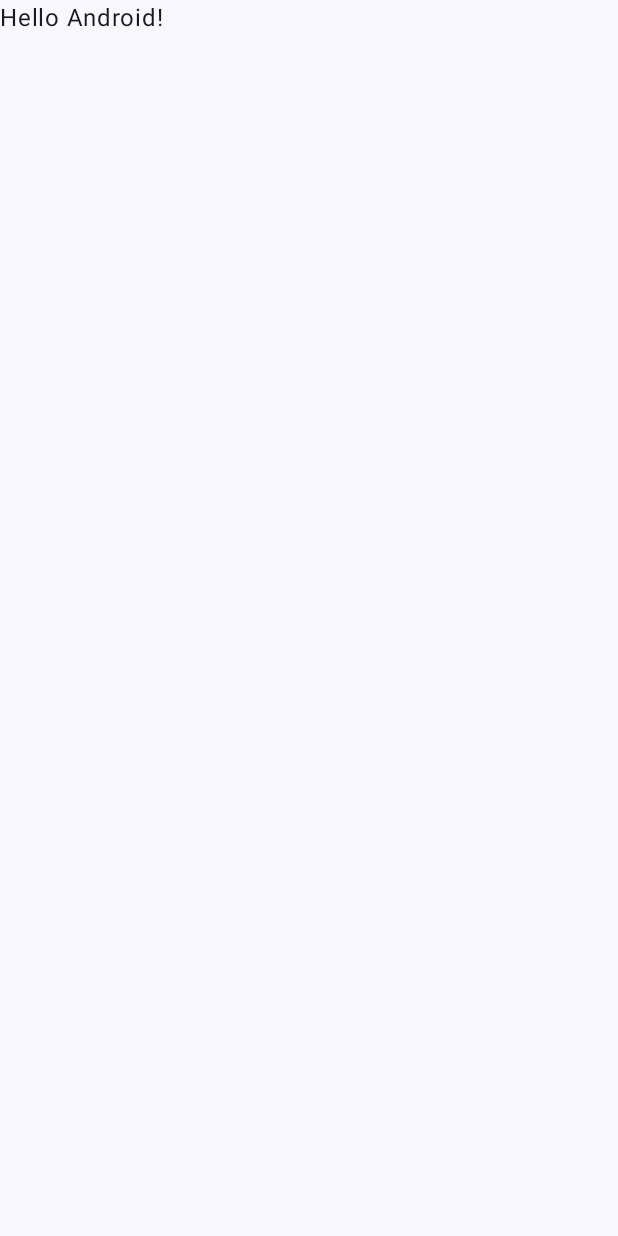
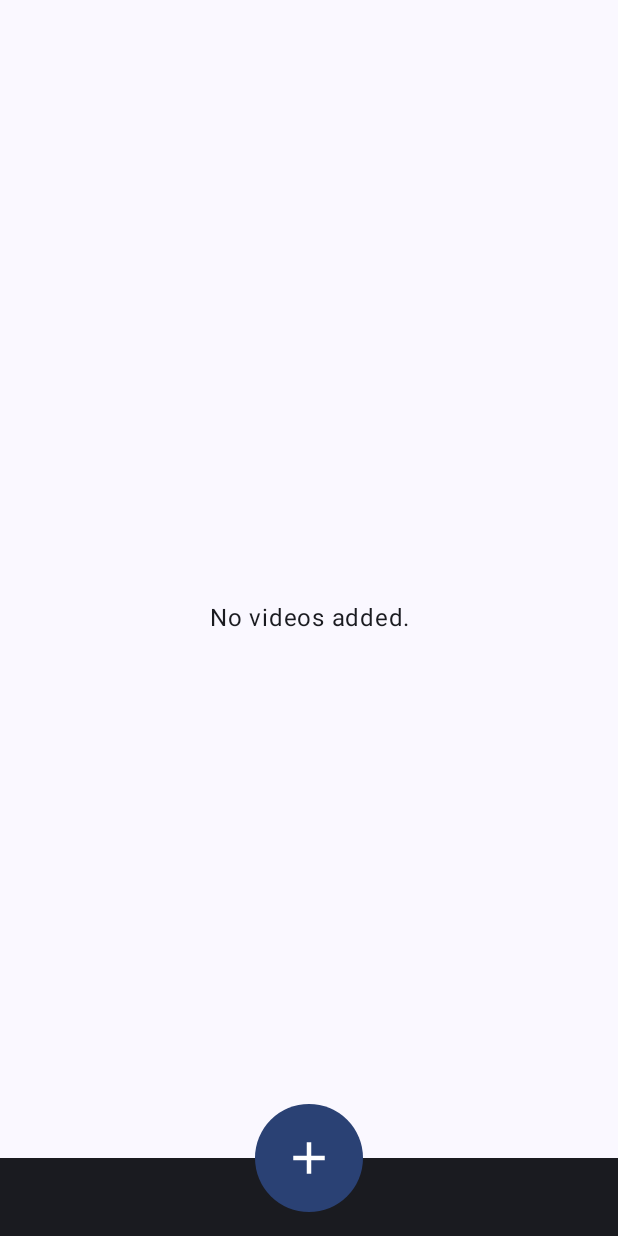
Before and after one commit to RolandMcDoland/VideoJournalApp, an Android app built with Jetpack Compose: the screen it shows after launch (MainActivity), on a phone screen of 412 x 824 dp. Before the commit the screen is almost empty. Run offline under Robolectric (Android 15) with nearby library versions, the phone set to English and light mode, and no system bars.

Commit message:
Feed screen UI

```diff
--- a/app/src/main/AndroidManifest.xml
+++ b/app/src/main/AndroidManifest.xml
@@ -2,7 +2,11 @@
 <manifest xmlns:android="http://schemas.android.com/apk/res/android"
     xmlns:tools="http://schemas.android.com/tools">
 
+    <uses-feature android:name="android.hardware.camera" android:required="true" />
+    <uses-permission android:name="android.permission.CAMERA" />
+
     <application
+        android:name=".VideoJournalApplication"
         android:allowBackup="true"
         android:dataExtractionRules="@xml/data_extraction_rules"
         android:fullBackupContent="@xml/backup_rules"
@@ -15,7 +19,6 @@
         <activity
             android:name=".MainActivity"
             android:exported="true"
-            android:label="@string/app_name"
             android:theme="@style/Theme.VideoJournalApp">
             <intent-filter>
                 <action android:name="android.intent.action.MAIN" />
--- a/app/src/main/java/com/rolandmcdoland/videojournalapp/MainActivity.kt
+++ b/app/src/main/java/com/rolandmcdoland/videojournalapp/MainActivity.kt
@@ -11,6 +11,7 @@ import androidx.compose.material3.Text
 import androidx.compose.runtime.Composable
 import androidx.compose.ui.Modifier
 import androidx.compose.ui.tooling.preview.Preview
+import com.rolandmcdoland.videojournalapp.feed.FeedScreen
 import com.rolandmcdoland.videojournalapp.ui.theme.VideoJournalAppTheme
 
 class MainActivity : ComponentActivity() {
@@ -19,12 +20,7 @@ class MainActivity : ComponentActivity() {
         enableEdgeToEdge()
         setContent {
             VideoJournalAppTheme {
-                Scaffold(modifier = Modifier.fillMaxSize()) { innerPadding ->
-                    Greeting(
-                        name = "Android",
-                        modifier = Modifier.padding(innerPadding)
-                    )
-                }
+                FeedScreen()
             }
         }
     }
--- /dev/null
+++ b/app/src/main/java/com/rolandmcdoland/videojournalapp/feed/FeedScreen.kt
@@ -0,0 +1,221 @@
+package com.rolandmcdoland.videojournalapp.feed
+
+import androidx.compose.animation.animateContentSize
+import androidx.compose.foundation.background
+import androidx.compose.foundation.clickable
+import androidx.compose.foundation.layout.Box
+import androidx.compose.foundation.layout.BoxWithConstraints
+import androidx.compose.foundation.layout.Column
+import androidx.compose.foundation.layout.Spacer
+import androidx.compose.foundation.layout.WindowInsets
+import androidx.compose.foundation.layout.consumeWindowInsets
+import androidx.compose.foundation.layout.fillMaxSize
+import androidx.compose.foundation.layout.fillMaxWidth
+import androidx.compose.foundation.layout.height
+import androidx.compose.foundation.layout.navigationBars
+import androidx.compose.foundation.layout.padding
+import androidx.compose.foundation.layout.requiredHeight
+import androidx.compose.foundation.layout.size
+import androidx.compose.foundation.layout.windowInsetsBottomHeight
+import androidx.compose.foundation.lazy.LazyColumn
+import androidx.compose.foundation.lazy.items
+import androidx.compose.foundation.shape.CircleShape
+import androidx.compose.material.icons.Icons
+import androidx.compose.material.icons.filled.Add
+import androidx.compose.material3.Icon
+import androidx.compose.material3.IconButton
+import androidx.compose.material3.MaterialTheme
+import androidx.compose.material3.Scaffold
+import androidx.compose.material3.Surface
+import androidx.compose.material3.Text
+import androidx.compose.runtime.Composable
+import androidx.compose.runtime.getValue
+import androidx.compose.runtime.mutableStateOf
+import androidx.compose.runtime.saveable.rememberSaveable
+import androidx.compose.runtime.setValue
+import androidx.compose.ui.Alignment
+import androidx.compose.ui.Modifier
+import androidx.compose.ui.res.stringResource
+import androidx.compose.ui.text.style.TextAlign
+import androidx.compose.ui.text.style.TextOverflow
+import androidx.compose.ui.tooling.preview.Preview
+import androidx.compose.ui.unit.Dp
+import androidx.compose.ui.unit.dp
+import com.rolandmcdoland.videojournalapp.R
+import com.rolandmcdoland.videojournalapp.ui.theme.VideoJournalAppTheme
+
+@Composable
+fun FeedScreen(
+    modifier: Modifier = Modifier
+) {
+    // TODO: Add feed items handling
+    FeedScreenStateless(listOf())
+}
+
+@Composable
+fun FeedScreenStateless(
+    feedItems: List<String>,
+    modifier: Modifier = Modifier
+) {
+    Scaffold(
+        modifier = modifier.fillMaxSize()
+    ) { extraPadding ->
+        Box(modifier = modifier) {
+            Feed(
+                feedItems = feedItems,
+                modifier = modifier.padding(top = extraPadding.calculateTopPadding())
+            )
+            BottomBar(
+                paddingNavBar = extraPadding.calculateBottomPadding(),
+                modifier = modifier.align(Alignment.BottomStart)
+            )
+        }
+    }
+}
+
+@Composable
+fun BottomBar(
+    paddingNavBar: Dp,
+    modifier: Modifier = Modifier
+) {
+    BoxWithConstraints(modifier = modifier.requiredHeight(88.dp + paddingNavBar)) {
+        Box(
+            modifier = Modifier
+                .fillMaxWidth()
+                .height((maxHeight / 2) + (8.dp + (paddingNavBar / 2)))
+                .background(MaterialTheme.colorScheme.onSurface)
+                .align(Alignment.BottomStart)
+        )
+        Surface(
+            shape = CircleShape,
+            color = MaterialTheme.colorScheme.primary,
+            modifier = Modifier
+                .align(Alignment.TopCenter)
+                .padding(bottom = 16.dp + paddingNavBar)
+        ) {
+            IconButton(onClick = { }, modifier = Modifier.size(72.dp)) {
+                Icon(
+                    imageVector = Icons.Default.Add,
+                    contentDescription = stringResource(R.string.add_video),
+                    tint = MaterialTheme.colorScheme.onPrimary,
+                    modifier = Modifier.size(36.dp)
+                )
+            }
+        }
+    }
+}
+
+@Composable
+fun Feed(
+    feedItems: List<String>,
+    modifier: Modifier = Modifier
+) {
+    if(feedItems.isNotEmpty()) {
+        LazyColumn(modifier = modifier.fillMaxSize()) {
+            items(feedItems) {
+                FeedItem(it)
+            }
+        }
+    } else {
+        EmptyFeedMessage()
+    }
+}
+
+@Composable
+fun FeedItem(
+    description: String,
+    modifier: Modifier = Modifier
+) {
+    var isExpanded by rememberSaveable { mutableStateOf(false) }
+
+    Column(modifier = modifier) {
+        Spacer(modifier = Modifier.height(4.dp))
+        Surface(
+            color = MaterialTheme.colorScheme.primaryContainer,
+            shadowElevation = 2.dp
+        ) {
+            Column(
+                modifier = Modifier
+                    .clickable { isExpanded = !isExpanded }
+                    .fillMaxWidth()
+                    .animateContentSize()
+            ) {
+                // TODO: Add player surface here
+                Text(
+                    text = description,
+                    style = MaterialTheme.typography.bodyMedium,
+                    color = MaterialTheme.colorScheme.onPrimaryContainer,
+                    maxLines = if(isExpanded) Int.MAX_VALUE else 2,
+                    overflow = TextOverflow.Ellipsis,
+                    modifier = Modifier.padding(8.dp)
+                )
+            }
+        }
+        Spacer(modifier = Modifier.height(4.dp))
+    }
+}
+
+@Composable
+fun EmptyFeedMessage(
+    modifier: Modifier = Modifier
+) {
+    Box(modifier = modifier.fillMaxSize()) {
+        Text(
+            text = stringResource(R.string.empty_feed),
+            style = MaterialTheme.typography.bodyLarge,
+            color = MaterialTheme.colorScheme.onSurface,
+            textAlign = TextAlign.Center,
+            modifier = Modifier
+                .align(Alignment.Center)
+                .padding(24.dp)
+        )
+    }
+}
+
+@Preview
+@Composable
+fun FeedScreenPreview() {
+    VideoJournalAppTheme {
+        FeedScreenStateless(
+            feedItems = listOf("Description 1", "Description 2", "Description 3")
+        )
+    }
+}
+
+@Preview(showBackground = true)
+@Composable
+fun BottomBarPreview() {
+    VideoJournalAppTheme {
+        BottomBar(
+            paddingNavBar = 0.dp
+        )
+    }
+}
+
+@Preview(showBackground = true)
+@Composable
+fun FeedPreview() {
+    VideoJournalAppTheme {
+        Feed(
+            feedItems = listOf("Description 1", "Description 2", "Description 3")
+        )
+    }
+}
+
+@Preview(showBackground = true)
+@Composable
+fun FeedItemPreview() {
+    VideoJournalAppTheme {
+        FeedItem(
+            description = "Lorem ipsum dolor sit amet, consectetur adipiscing elit. Quisque eu felis sed mi fringilla consectetur dignissim et est. Cras quis faucibus libero. Praesent a ipsum a sem posuere sollicitudin sed vel elit. Praesent non venenatis mauris. Aliquam consequat commodo enim, a rhoncus tortor convallis pharetra. Praesent rhoncus accumsan lacinia. Nunc dictum auctor magna, nec lobortis urna. Duis enim quam, euismod ut velit eu, aliquet lacinia lorem. Vivamus arcu orci, malesuada vitae lorem eget, consectetur porta nisi. Etiam ut est pulvinar, condimentum augue sit amet, finibus magna. Sed tempor sit amet lorem in commodo. Phasellus posuere ipsum neque, sed dignissim enim vestibulum non."
+        )
+    }
+}
+
+@Preview(showBackground = true)
+@Composable
+fun EmptyFeedMessagePreview() {
+    VideoJournalAppTheme {
+        EmptyFeedMessage()
+    }
+}
--- a/app/src/main/res/values/strings.xml
+++ b/app/src/main/res/values/strings.xml
@@ -1,3 +1,5 @@
 <resources>
     <string name="app_name">VideoJournalApp</string>
+    <string name="add_video">Add video</string>
+    <string name="empty_feed">No videos added.</string>
 </resources>
--- a/gradle/libs.versions.toml
+++ b/gradle/libs.versions.toml
@@ -7,7 +7,7 @@ junitVersion = "1.2.1"
 espressoCore = "3.6.1"
 lifecycleRuntimeKtx = "2.8.7"
 activityCompose = "1.10.1"
-composeBom = "2025.04.00"
+composeBom = "2025.04.01"
 koinBom = "4.0.3"
 
 [libraries]
```
Also changed, not shown: 1 other file.
